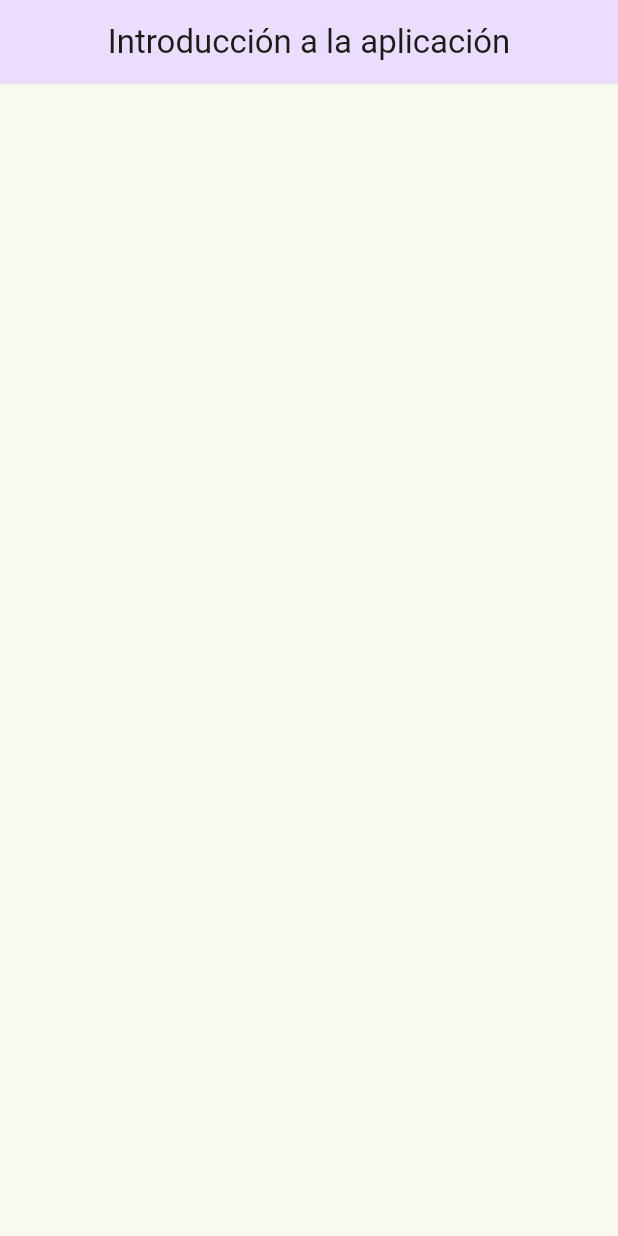
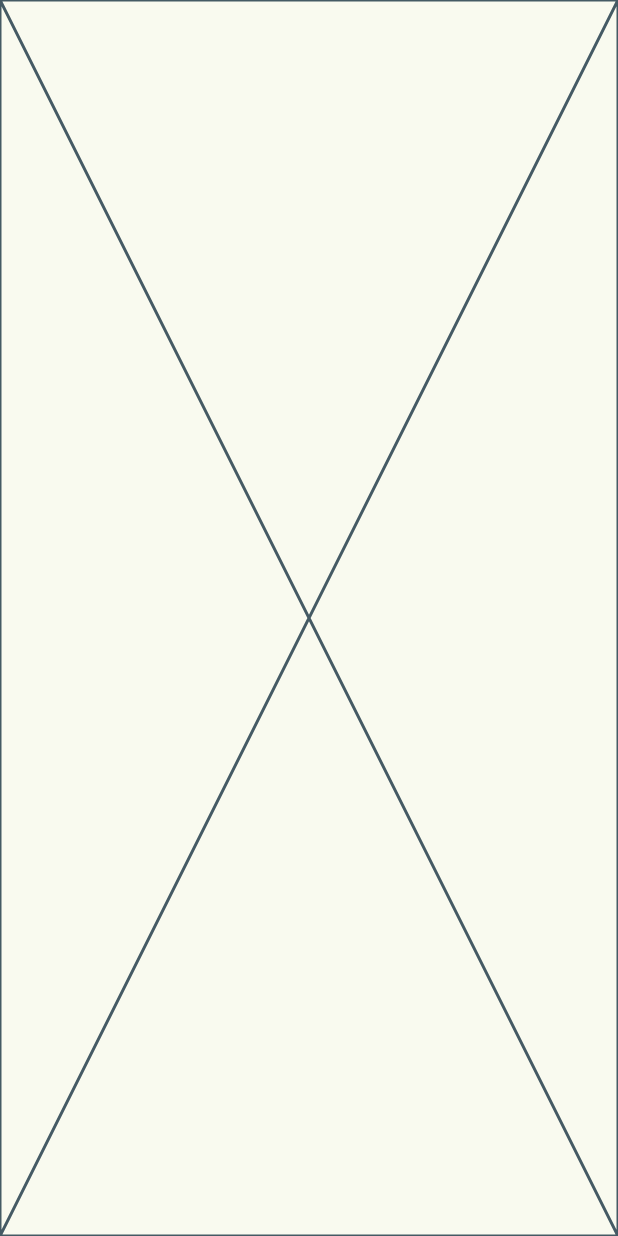
Before and after one commit to CarmineMM/widget-app, a Flutter app: the AppTutorialScreen screen opened by its route, on a phone screen of 412 x 824 dp. Run offline on Flutter 3.47's test engine with Material 3 defaults, Android fonts, the phone set to English and light mode, and no system bars; our stand-ins replace go_router.

```diff
--- a/lib/presentation/screens/app_tutorial/app_tutorial_screen.dart
+++ b/lib/presentation/screens/app_tutorial/app_tutorial_screen.dart
@@ -1,4 +1,30 @@
 import 'package:flutter/material.dart';
+
+class SlideInfo {
+  final String title;
+  final String caption;
+  final String image;
+
+  SlideInfo(this.title, this.caption, this.image);
+}
+
+final slides = <SlideInfo>[
+  SlideInfo(
+    'Busca la comida',
+    'El Lorem Ipsum fue concebido como un texto de relleno, formateado de una cierta manera para permitir la presentación ',
+    'assets/images/1.png',
+  ),
+  SlideInfo(
+    'Entrega Rápida',
+    'El Lorem Ipsum fue concebido como un texto de relleno, formateado de una cierta manera para permitir la presentación ',
+    'assets/images/2.png',
+  ),
+  SlideInfo(
+    'Disfruta la comida',
+    'El Lorem Ipsum fue concebido como un texto de relleno, formateado de una cierta manera para permitir la presentación ',
+    'assets/images/3.png',
+  ),
+];
 
 class AppTutorialScreen extends StatelessWidget {
   // Ruta
@@ -9,7 +35,23 @@ class AppTutorialScreen extends StatelessWidget {
   @override
   Widget build(BuildContext context) {
     return Scaffold(
-      appBar: AppBar(title: const Text('Introducción a la aplicación')),
+      // appBar: AppBar(title: const Text('Introducción a la aplicación')),
+      body: PageView(
+        physics: const BouncingScrollPhysics(),
+        children:
+            slides.map((slideInfo) => _Slide(slideInfo: slideInfo)).toList(),
+      ),
     );
   }
 }
+
+class _Slide extends StatelessWidget {
+  final SlideInfo slideInfo;
+
+  const _Slide({required this.slideInfo});
+
+  @override
+  Widget build(BuildContext context) {
+    return const Placeholder();
+  }
+}
```
